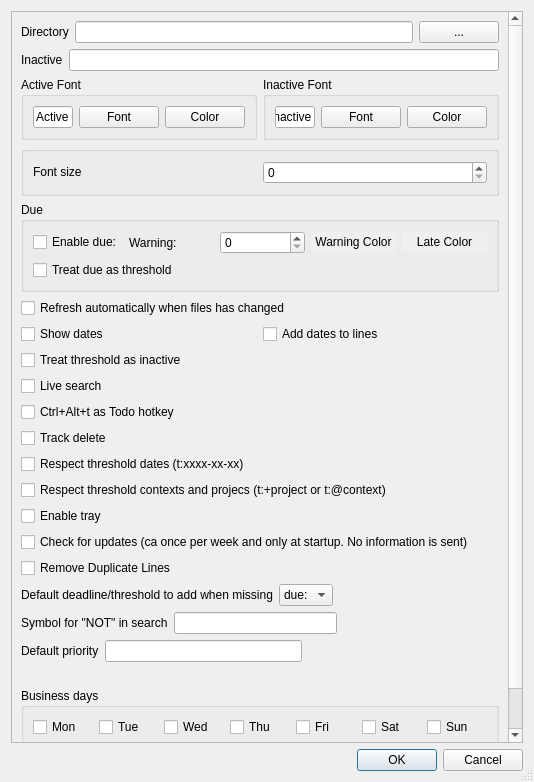
Above: settingsdialog.ui from SverrirValgeirsson/Todour before the change. Below: the same form after it.
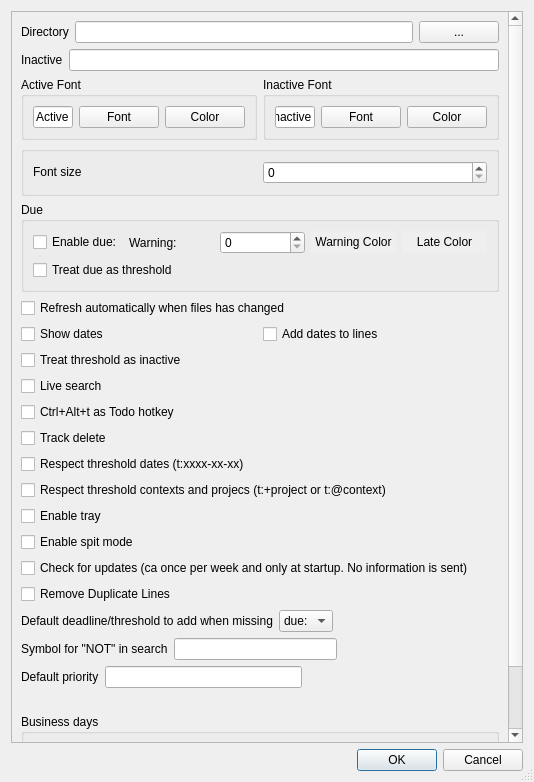
That is the form after the change.

The edit to the form file:
```diff
--- a/settingsdialog.ui
+++ b/settingsdialog.ui
@@ -319,6 +319,15 @@
          </property>
         </widget>
        </item>
+
+        <item>
+        <widget class="QCheckBox" name="cb_split_mode">
+         <property name="text">
+          <string>Enable spit mode</string>
+         </property>
+        </widget>
+       </item>
+
        <item>
         <widget class="QCheckBox" name="cb_CheckUpdates">
          <property name="text">
```
